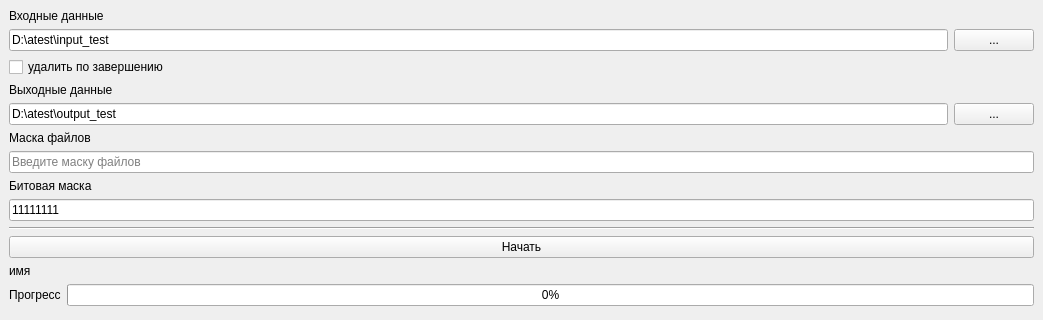
Before: the Qt Designer form mainwindow.ui in UachmenevNikita/NPOKolibryTestovoe, drawn with Qt 5; both pictures show x 0 to 1043 and y 0 to 320 of the 1043 by 605 pixel window.
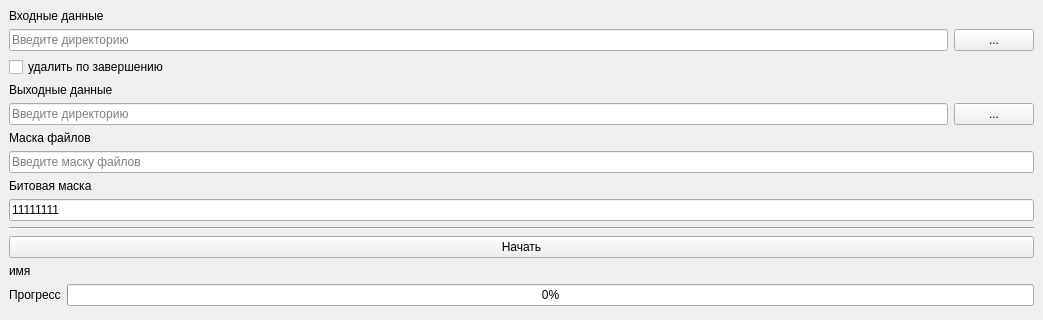
After: the same form once the commit is applied.

```diff
--- a/mainwindow.ui
+++ b/mainwindow.ui
@@ -47,7 +47,7 @@
       <item>
        <widget class="QLineEdit" name="lineEdit_input">
         <property name="text">
-         <string>D:\atest\input_test</string>
+         <string/>
         </property>
         <property name="placeholderText">
          <string>Введите директорию</string>
@@ -166,7 +166,7 @@
       <item>
        <widget class="QLineEdit" name="lineEdit_out">
         <property name="text">
-         <string>D:\atest\output_test</string>
+         <string/>
         </property>
         <property name="placeholderText">
          <string>Введите директорию</string>
```
